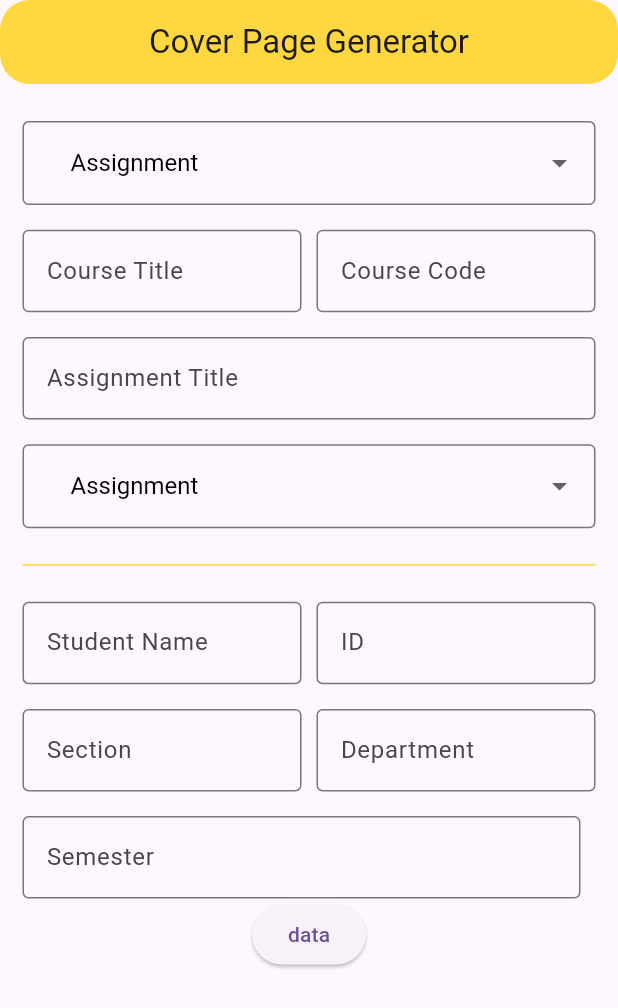
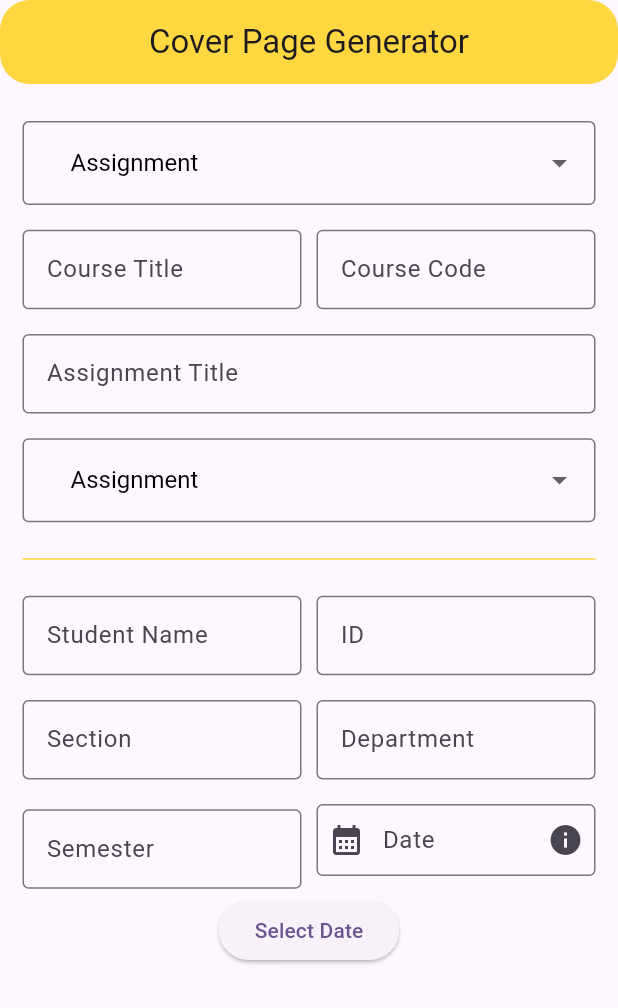
Before and after one commit to sadman-ichha/Flutter-Projects, a Flutter app: the screen it shows after launch, on a phone screen of 412 x 824 dp. Shown: the top 1008 px of the screen. Run offline on Flutter 3.47's test engine with Material 3 defaults, Android fonts, the phone set to English and light mode, and no system bars; our stand-ins replace get; missing offline and left inert: flutter_rounded_date_picker.

Commit message:
added: Time and Date piker

```diff
--- /dev/null
+++ b/seu_cover_page/lib/controllers/home_sereen_controller.dart
@@ -0,0 +1,7 @@
+import 'package:get/get.dart';
+
+class HomeScreenController extends GetxController {
+
+  final selectedValue = 'Assignment'.obs; // Initial value
+  final RxList<String> dropDownItems = ['Assignment', 'Lab Report'].obs;
+}
--- a/seu_cover_page/lib/routes/app_pages.dart
+++ b/seu_cover_page/lib/routes/app_pages.dart
@@ -5,7 +5,7 @@ import 'package:seu_cover_page/views/splash_screen.dart';
 
 class AppPages {
   AppPages._();
-  static const INITIAL = Routes.SPLASH;
+  static const INITIAL = Routes.HOME;
 
   static final List<GetPage<dynamic>> routes = [
     GetPage(
--- a/seu_cover_page/lib/views/home_screen.dart
+++ b/seu_cover_page/lib/views/home_screen.dart
@@ -1,11 +1,43 @@
+// ignore_for_file: unnecessary_null_comparison
+
 import 'package:flutter/material.dart';
 import 'package:flutter_rounded_date_picker/flutter_rounded_date_picker.dart';
 import 'package:get/get.dart';
+import 'package:intl/intl.dart'; // Import DateFormat
 import 'package:seu_cover_page/utils/screen_size.dart';
 import 'package:seu_cover_page/utils/themes/app_colors.dart';
 
-class HomeScreen extends StatelessWidget {
-  const HomeScreen({Key? key}) : super(key: key);
+class HomeScreen extends StatefulWidget {
+  HomeScreen({Key? key}) : super(key: key);
+
+  @override
+  _HomeScreenState createState() => _HomeScreenState();
+}
+
+class _HomeScreenState extends State<HomeScreen> {
+  final Rx<DateTime?> selectedDate = Rx<DateTime?>(null);
+
+  // TimeOfDay? selectedTime;
+
+  // final selectedDate = DateTime.now().obs;
+  // final Rx<TextEditingController> dateController =
+  //     TextEditingController(text: selectedDate.value != null
+  //                           ? 'Selected Date: ${DateFormat('yyyy-MM-dd').format(selectedDate.value!)}'
+  //                           : 'No date selected',).obs;
+
+  Future<void> showDatePicker(BuildContext context) async {
+    final newDateTime = await showRoundedDatePicker(
+      context: context,
+      initialDate: DateTime.now(),
+      firstDate: DateTime(DateTime.now().year - 1),
+      lastDate: DateTime(DateTime.now().year + 1),
+      borderRadius: 16,
+    );
+
+    if (newDateTime != null) {
+      selectedDate.value = newDateTime;
+    }
+  }
 
   @override
   Widget build(BuildContext context) {
@@ -20,8 +52,8 @@ class HomeScreen extends StatelessWidget {
         centerTitle: true,
         backgroundColor: AppColors.primaryColor,
       ),
-      body: Obx(
-        () => SafeArea(
+      body: SingleChildScrollView(
+        child: SafeArea(
           child: Padding(
             padding: const EdgeInsets.symmetric(horizontal: 15.0),
             child: Column(
@@ -94,30 +126,53 @@ class HomeScreen extends StatelessWidget {
                   ],
                 ),
                 SizedBox(height: ScreenSize.screenSize.height * 0.02),
-                const Row(
+                Row(
+                  mainAxisAlignment: MainAxisAlignment.center,
                   children: [
-                    Expanded(
+                    const Expanded(
                       child: CustomTextField(
                         labelText: 'Semester',
                         hintText: 'Fall 2024',
                       ),
                     ),
-                    SizedBox(width: 10.0),
-                    // Expanded(
-                    //   child:
-                    // ),
+                    const SizedBox(width: 10.0),
+                    Expanded(
+                      child: SizedBox(
+                        height: 60.0,
+                        child: Obx(
+                          () => TextField(
+                            onTap: () => showDatePicker(context),
+                            controller: TextEditingController(
+                              text: selectedDate.value != null
+                                  ? DateFormat('dd-MM-yyyy')
+                                      .format(selectedDate.value!)
+                                  : '', // Set the text based on selected date
+                            ),
+                            readOnly: true,
+                            decoration: const InputDecoration(
+                              border: OutlineInputBorder(),
+                              labelText: "Date",
+                              prefixIcon: Icon(Icons.calendar_month),
+                              prefixIconConstraints:
+                                  BoxConstraints(minWidth: 40),
+                              suffixIcon: Icon(Icons.info),
+                              suffixIconConstraints:
+                                  BoxConstraints(minWidth: 40),
+                              contentPadding:
+                                  EdgeInsets.symmetric(horizontal: 12),
+                            ),
+                          ),
+                        ),
+                      ),
+                    ),
                   ],
                 ),
                 ElevatedButton(
-                    onPressed: () async {
-                      DateTime? newDateTime = await showRoundedDatePicker(
-                          context: context,
-                          initialDate: DateTime.now(),
-                          firstDate: DateTime(DateTime.now().year - 1),
-                          lastDate: DateTime(DateTime.now().year + 1),
-                          borderRadius: 16);
+                  onPressed: () {
+                    // Show date and time picker
                   },
-                    child: Text("data")),
+                  child: const Text("Select Date"),
+                ),
               ],
             ),
           ),
@@ -129,16 +184,18 @@ class HomeScreen extends StatelessWidget {
 
 class CustomTextField extends StatelessWidget {
   const CustomTextField({
-    super.key,
+    Key? key,
     required this.labelText,
     required this.hintText,
-  });
+  }) : super(key: key);
+
   final String labelText;
   final String hintText;
+
   @override
   Widget build(BuildContext context) {
     return SizedBox(
-      height: 55.0,
+      height: 53.0,
       child: TextField(
         decoration: InputDecoration(
           border: const OutlineInputBorder(),
@@ -154,17 +211,14 @@ class CustomTextField extends StatelessWidget {
 }
 
 class CustomDropdownButton extends StatelessWidget {
-  CustomDropdownButton({
-    Key? key,
-  }) : super(key: key);
+  CustomDropdownButton({Key? key}) : super(key: key);
 
   final RxList<String> dropDownItems = ['Assignment', 'Lab Report'].obs;
   final selectedValue = 'Assignment'.obs; // Initial value
 
   @override
   Widget build(BuildContext context) {
-    return Obx(
-      () => DropdownButtonFormField<String>(
+    return DropdownButtonFormField<String>(
       isExpanded: true,
       value: selectedValue.value,
       onChanged: (String? newValue) {
@@ -187,7 +241,6 @@ class CustomDropdownButton extends StatelessWidget {
           ),
         );
       }).toList(),
-      ),
     );
   }
 }
```
Lines whose indentation alone changed are shown as unchanged.
